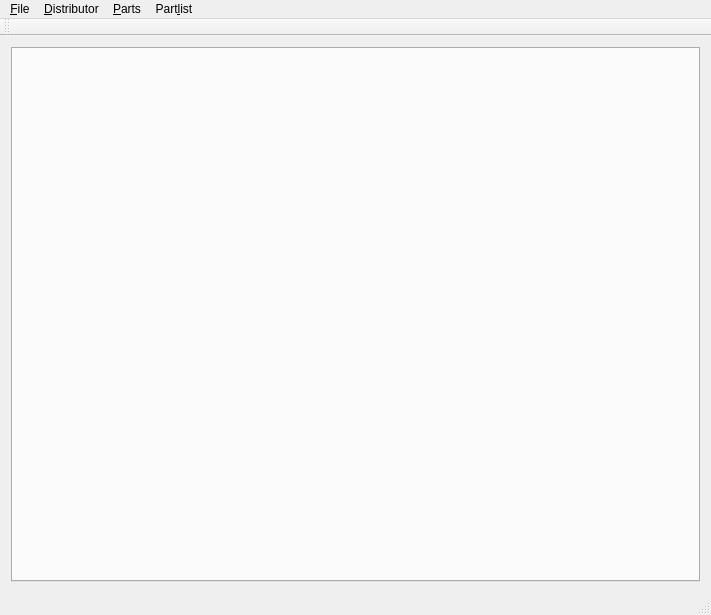
Old version of the form cmainwindow.ui in the repository birkeh/qtPartlist.
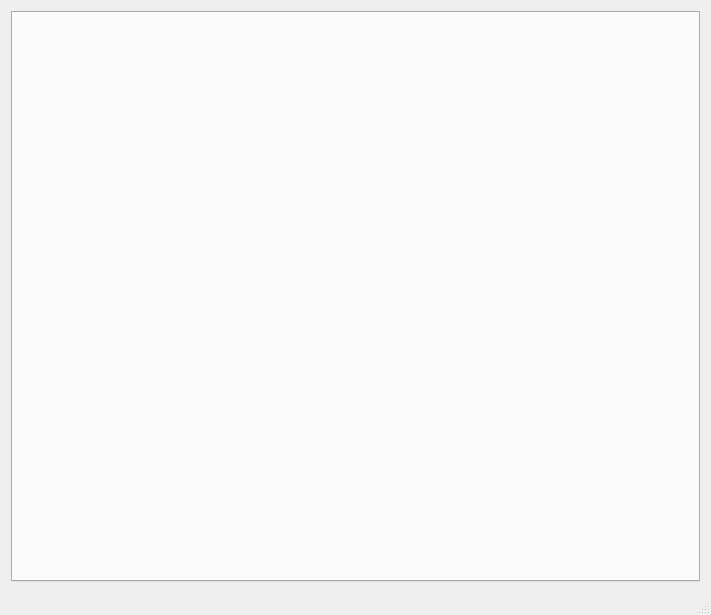
New version of the form. Icons and pictures are not drawn.

Patch:
```diff
--- a/cmainwindow.ui
+++ b/cmainwindow.ui
@@ -36,61 +36,6 @@
      <height>21</height>
     </rect>
    </property>
-   <widget class="QMenu" name="m_lpMenuFile">
-    <property name="title">
-     <string>&amp;File</string>
-    </property>
-    <addaction name="m_lpMenuFileNewProject"/>
-    <addaction name="m_lpMenuFileOpenProject"/>
-    <addaction name="separator"/>
-    <addaction name="m_lpMenuFileCloseProject"/>
-    <addaction name="separator"/>
-    <addaction name="m_lpMenuFileExport"/>
-    <addaction name="separator"/>
-    <addaction name="m_lpMenuFileClose"/>
-   </widget>
-   <widget class="QMenu" name="m_lpMenuDistributor">
-    <property name="title">
-     <string>&amp;Distributor</string>
-    </property>
-    <addaction name="m_lpMenuDistributorShow"/>
-    <addaction name="m_lpMenuDistributorAdd"/>
-    <addaction name="m_lpMenuDistributorEdit"/>
-    <addaction name="m_lpMenuDistributorDelete"/>
-   </widget>
-   <widget class="QMenu" name="m_lpMenuParts">
-    <property name="title">
-     <string>&amp;Parts</string>
-    </property>
-    <addaction name="m_lpMenuPartsShow"/>
-    <addaction name="m_lpMenuPartsAdd"/>
-    <addaction name="m_lpMenuPartsEdit"/>
-    <addaction name="m_lpMenuPartsDelete"/>
-   </widget>
-   <widget class="QMenu" name="m_lpMenuPartlist">
-    <property name="title">
-     <string>Part&amp;list</string>
-    </property>
-    <addaction name="m_lpMenuPartlistNew"/>
-    <addaction name="m_lpMenuPartlistOpen"/>
-    <addaction name="separator"/>
-    <addaction name="m_lpMenuPartlistClose"/>
-    <addaction name="separator"/>
-    <addaction name="m_lpMenuPartlistSave"/>
-    <addaction name="m_lpMenuPartlistSaveAs"/>
-   </widget>
-   <addaction name="m_lpMenuFile"/>
-   <addaction name="m_lpMenuDistributor"/>
-   <addaction name="m_lpMenuParts"/>
-   <addaction name="m_lpMenuPartlist"/>
-  </widget>
-  <widget class="QToolBar" name="m_lpToolBar">
-   <attribute name="toolBarArea">
-    <enum>TopToolBarArea</enum>
-   </attribute>
-   <attribute name="toolBarBreak">
-    <bool>false</bool>
-   </attribute>
   </widget>
   <widget class="QStatusBar" name="m_lpStatusBar"/>
   <action name="m_lpMenuFileOpenProject">
```
Left out of the diff: 8 changed lines with no effect on the pictures.
